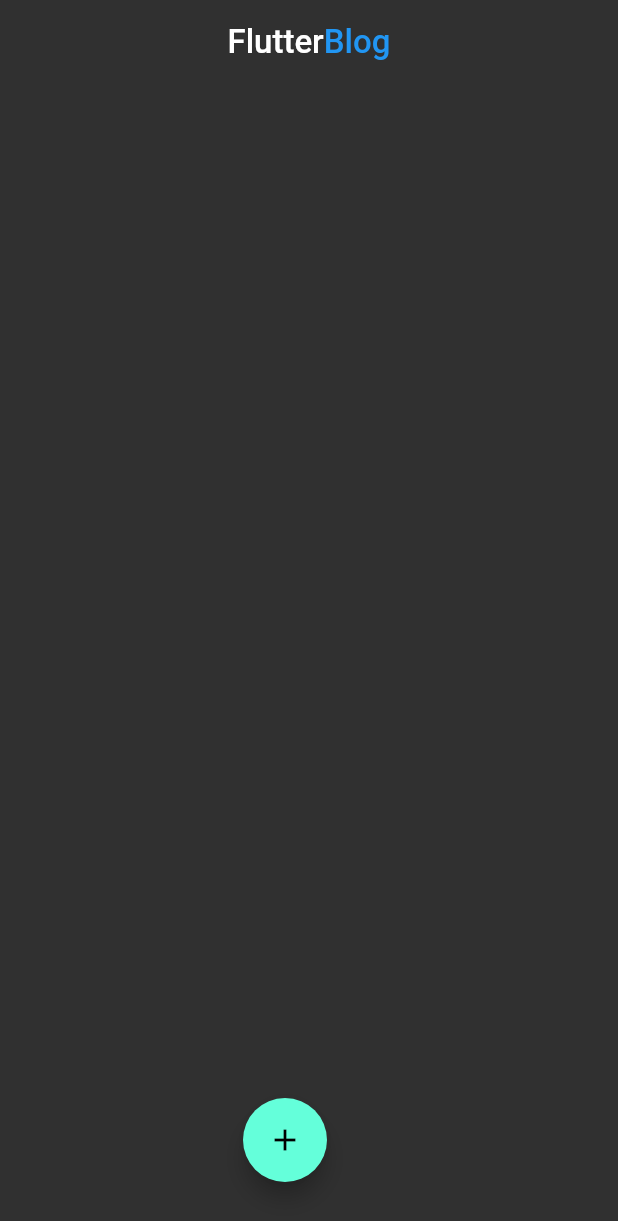
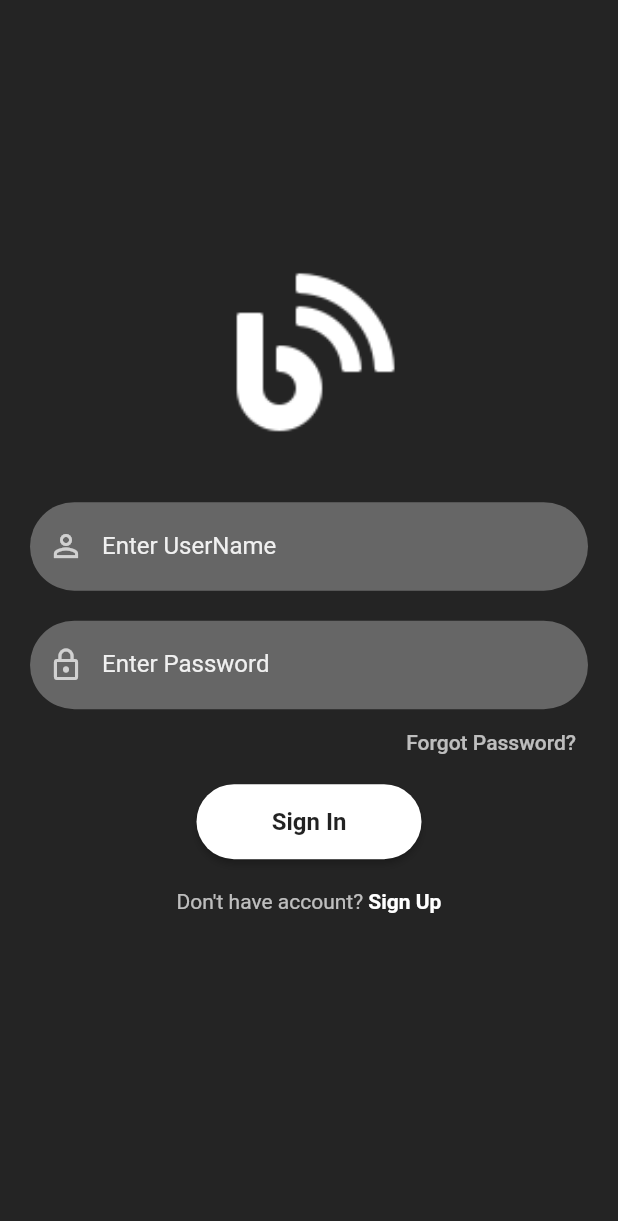
Before and after one commit to Athul787/BlogApp_Flutter, a Flutter app: the screen it shows after launch, on a phone screen of 412 x 824 dp. Shown: the top 1221 px of the screen. Run offline on Flutter 3.47's test engine with Material 2 defaults, Android fonts, the phone set to English and light mode, and no system bars; our stand-ins replace cached_network_image, cloud_firestore, firebase_auth, firebase_core, firebase_storage, image_picker and 2 more; missing offline and left inert: dart:ffi; accounts and stored records are empty.

Commit message:
Signin_updated.

```diff
--- a/lib/main.dart
+++ b/lib/main.dart
@@ -1,4 +1,5 @@
 import 'package:flutter/material.dart';
+import 'package:flutter_proj/screens/signin.dart';
 import 'package:flutter_proj/views/home.dart';
 import 'package:firebase_core/firebase_core.dart';
 
@@ -19,7 +20,7 @@ class MyApp extends StatelessWidget {
     return MaterialApp(
       title: 'Flutter Demo',
       theme: ThemeData.dark(),
-      home: HomePage(),
+      home: const SignInScreen(),
 
     );
   }
--- /dev/null
+++ b/lib/screens/signin.dart
@@ -0,0 +1,106 @@
+import 'dart:ffi';
+
+import 'package:firebase_auth/firebase_auth.dart';
+import 'package:flutter_proj/services/reusable_widget.dart';
+import 'package:flutter_proj/views/home.dart';
+import 'package:flutter_proj/screens/reset_password.dart';
+import 'package:flutter_proj/screens/signup.dart';
+import 'package:flutter/material.dart';
+
+class SignInScreen extends StatefulWidget {
+  const SignInScreen({Key? key}) : super(key: key);
+
+  @override
+  _SignInScreenState createState() => _SignInScreenState();
+}
+
+class _SignInScreenState extends State<SignInScreen> {
+  TextEditingController _passwordTextController = TextEditingController();
+  TextEditingController _emailTextController = TextEditingController();
+  @override
+  Widget build(BuildContext context) {
+    return Scaffold(
+      body: Container(
+        width: MediaQuery.of(context).size.width,
+        height: MediaQuery.of(context).size.height,
+        decoration: BoxDecoration(
+            color: Colors.black26),
+        child: SingleChildScrollView(
+          child: Padding(
+            padding: EdgeInsets.fromLTRB(
+                20, MediaQuery.of(context).size.height * 0.2, 20, 0),
+            child: Column(
+              children: <Widget>[
+                logoWidget("assets/images/logo1.png",),
+                const SizedBox(
+                  height: 30,
+                ),
+                reusableTextField("Enter UserName", Icons.person_outline, false,
+                    _emailTextController),
+                const SizedBox(
+                  height: 20,
+                ),
+                reusableTextField("Enter Password", Icons.lock_outline, true,
+                    _passwordTextController),
+                const SizedBox(
+                  height: 5,
+                ),
+                forgetPassword(context),
+                firebaseUIButton(context, "Sign In", () {
+                  FirebaseAuth.instance
+                      .signInWithEmailAndPassword(
+                      email: _emailTextController.text,
+                      password: _passwordTextController.text)
+                      .then((value) {
+                    Navigator.pushReplacement(context,
+                        MaterialPageRoute(builder: (context) => HomePage()));
+                  }).onError((error, stackTrace) {
+                    print("Error ${error.toString()}");
+                  });
+                }),
+                signUpOption()
+              ],
+            ),
+          ),
+        ),
+      ),
+    );
+  }
+
+  Row signUpOption() {
+    return Row(
+      mainAxisAlignment: MainAxisAlignment.center,
+      children: [
+        const Text("Don't have account?",
+            style: TextStyle(color: Colors.white70)),
+        GestureDetector(
+          onTap: () {
+            Navigator.push(context,
+                MaterialPageRoute(builder: (context) => SignUpScreen()));
+          },
+          child: const Text(
+            " Sign Up",
+            style: TextStyle(color: Colors.white, fontWeight: FontWeight.bold),
+          ),
+        )
+      ],
+    );
+  }
+
+  Widget forgetPassword(BuildContext context) {
+    return Container(
+      width: MediaQuery.of(context).size.width,
+      height: 35,
+      alignment: Alignment.bottomRight,
+      child: TextButton(
+        child: const Text(
+          "Forgot Password?",
+          style: TextStyle(color: Colors.white70),
+          textAlign: TextAlign.right,
+        ),
+        onPressed: () => Navigator.push(
+            context, MaterialPageRoute(builder: (context) => ResetPassword())),
+      ),
+    );
+  }
+}
--- /dev/null
+++ b/lib/services/reusable_widget.dart
@@ -0,0 +1,68 @@
+import 'package:flutter/material.dart';
+
+Image logoWidget(String imageName) {
+  return Image.asset(
+    imageName,
+    fit: BoxFit.fitWidth,
+    width: 140,
+    height: 140,
+    color: Colors.white,
+  );
+}
+
+TextField reusableTextField(String text, IconData icon, bool isPasswordType,
+    TextEditingController controller) {
+  return TextField(
+    controller: controller,
+    obscureText: isPasswordType,
+    enableSuggestions: !isPasswordType,
+    autocorrect: !isPasswordType,
+    cursorColor: Colors.white,
+    style: TextStyle(color: Colors.white.withOpacity(0.9)),
+    decoration: InputDecoration(
+      prefixIcon: Icon(
+        icon,
+        color: Colors.white70,
+      ),
+      labelText: text,
+      labelStyle: TextStyle(color: Colors.white.withOpacity(0.9)),
+      filled: true,
+      floatingLabelBehavior: FloatingLabelBehavior.never,
+      fillColor: Colors.white.withOpacity(0.3),
+      border: OutlineInputBorder(
+          borderRadius: BorderRadius.circular(30.0),
+          borderSide: const BorderSide(width: 0, style: BorderStyle.none)),
+    ),
+    keyboardType: isPasswordType
+        ? TextInputType.visiblePassword
+        : TextInputType.emailAddress,
+  );
+}
+
+Container firebaseUIButton(BuildContext context, String title, Function onTap) {
+  return Container(
+    width: 150,
+    height: 50,
+    margin: const EdgeInsets.fromLTRB(0, 10, 0, 20),
+    decoration: BoxDecoration(borderRadius: BorderRadius.circular(90)),
+    child: ElevatedButton(
+      onPressed: () {
+        onTap();
+      },
+      child: Text(
+        title,
+        style: const TextStyle(
+            color: Colors.black87, fontWeight: FontWeight.bold, fontSize: 16),
+      ),
+      style: ButtonStyle(
+          backgroundColor: MaterialStateProperty.resolveWith((states) {
+            if (states.contains(MaterialState.pressed)) {
+              return Colors.black26;
+            }
+            return Colors.white;
+          }),
+          shape: MaterialStateProperty.all<RoundedRectangleBorder>(
+              RoundedRectangleBorder(borderRadius: BorderRadius.circular(30)))),
+    ),
+  );
+}
```
Also changed, not shown: lib/screens/reset_password.dart (added, +55 -0 lines), lib/screens/signup.dart (added, +75 -0 lines), pubspec.yaml (+4 -4 lines), assets/images/logo1.png (added), pubspec.lock.
